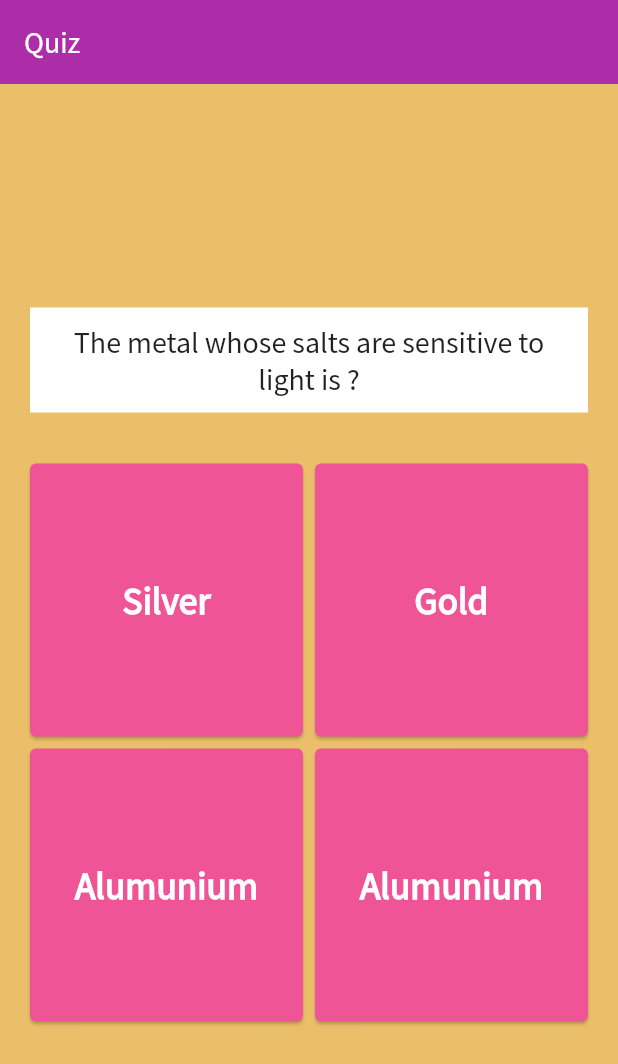
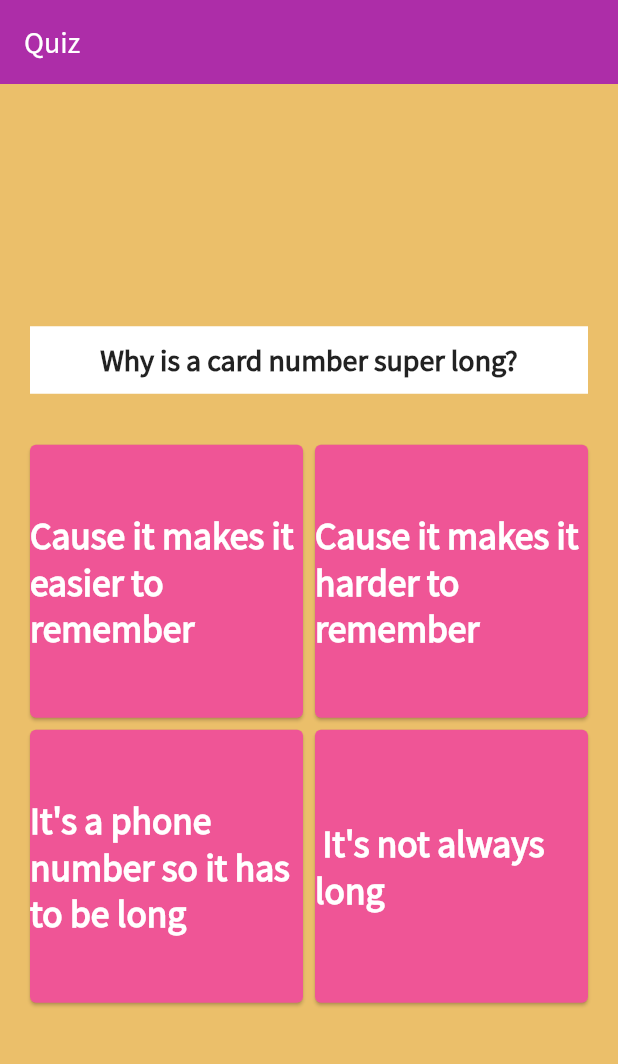
Before and after one commit to ameysunu/HackPSU, a Flutter app: the Quiz screen opened directly, on a phone screen of 412 x 824 dp. Shown: the top 1064 px of the screen. Run offline on Flutter 3.47's test engine with Material 2 defaults, Android fonts, the phone set to English and light mode, and no system bars; our stand-ins replace cloud_firestore, firebase_auth, firebase_core, google_sign_in, hexcolor; missing offline and left inert: flutter_dialogflow; accounts and stored records are empty.

Commit message:
quiz updated

```diff
--- a/lib/pages/questions.dart
+++ b/lib/pages/questions.dart
@@ -16,7 +16,10 @@ class Questions extends StatelessWidget {
         padding: const EdgeInsets.all(10.0),
         child: Text(
           questionText,
-          style: TextStyle(fontSize: 20, fontFamily: 'SourceSansPro'),
+          style: TextStyle(
+              fontSize: 20,
+              fontFamily: 'SourceSansPro',
+              fontWeight: FontWeight.bold),
           textAlign: TextAlign.center,
         ),
       ),
--- a/lib/quiz.dart
+++ b/lib/quiz.dart
@@ -22,39 +22,33 @@ class _QuizState extends State<Quiz> {
   }
 
   var questions = [
-    "The metal whose salts are sensitive to light is ?",
-    "The device used for measuring altitudes is ?",
-    "The Gate way of India is ?",
-    "The first chairman of the Atomic Energy Commission was ?",
-    " D.D.T. was invented by ? "
+    "Why is a card number super long?",
+    "Can you share your pin number with anyone?",
+    "What do you do with your card when using a bank machine?",
   ];
   var ans1 = [
-    {"text": "Silver", "score": 10},
-    {"text": "Ammeter", "score": 0},
-    {"text": "Goa", "score": 0},
-    {"text": "Dr.H.J.Bhabha", "score": 10},
-    {"text": "Rudeolf", "score": 0}
+    {"text": "Cause it makes it easier to remember", "score": 0},
+    {"text": "Yes!", "score": 0},
+    {"text": "Nothing, you don't need to use it at all", "score": 0},
   ];
   var ans2 = [
-    {"text": "Gold", "score": 0},
-    {"text": "Altimeter", "score": 10},
-    {"text": "Kolkata", "score": 0},
-    {"text": "Dr.Vikram Sarabhai", "score": 0},
-    {"text": "Dalton", "score": 0}
+    {"text": "Cause it makes it harder to remember", "score": 10},
+    {"text": "No!! shhhh...", "score": 10},
+    {"text": "You need to type your card number into the machine", "score": 0},
   ];
   var ans3 = [
-    {"text": "Alumunium", "score": 0},
-    {"text": "Galvanometer", "score": 0},
-    {"text": "Mumbai", "score": 10},
-    {"text": "Dr.A.P.J.Abdul Kalam", "score": 0},
-    {"text": "Mosle", "score": 10}
+    {"text": "It's a phone number so it has to be long", "score": 0},
+    {"text": " Yeah I can tell my bestfriends", "score": 0},
+    {
+      "text":
+          " You need to place the card into the rectangular hole in the machine",
+      "score": 10
+    },
   ];
   var ans4 = [
-    {"text": "Alumunium", "score": 0},
-    {"text": "Galvanometer", "score": 0},
-    {"text": "Mumbai", "score": 10},
-    {"text": "Dr.A.P.J.Abdul Kalam", "score": 0},
-    {"text": "Mosle", "score": 10}
+    {"text": " It's not always long", "score": 0},
+    {"text": " None of the above", "score": 0},
+    {"text": "You need to scan it with the machine", "score": 0},
   ];
   @override
   Widget build(BuildContext context) {
@@ -69,7 +63,7 @@ class _QuizState extends State<Quiz> {
           backgroundColor: HexColor('#AD2DA8'),
         ),
         backgroundColor: HexColor('#EBBF6A'),
-        body: _questionIndex < 5
+        body: _questionIndex < 3
             ? Padding(
                 padding: const EdgeInsets.all(10.0),
                 child: Column(
```
